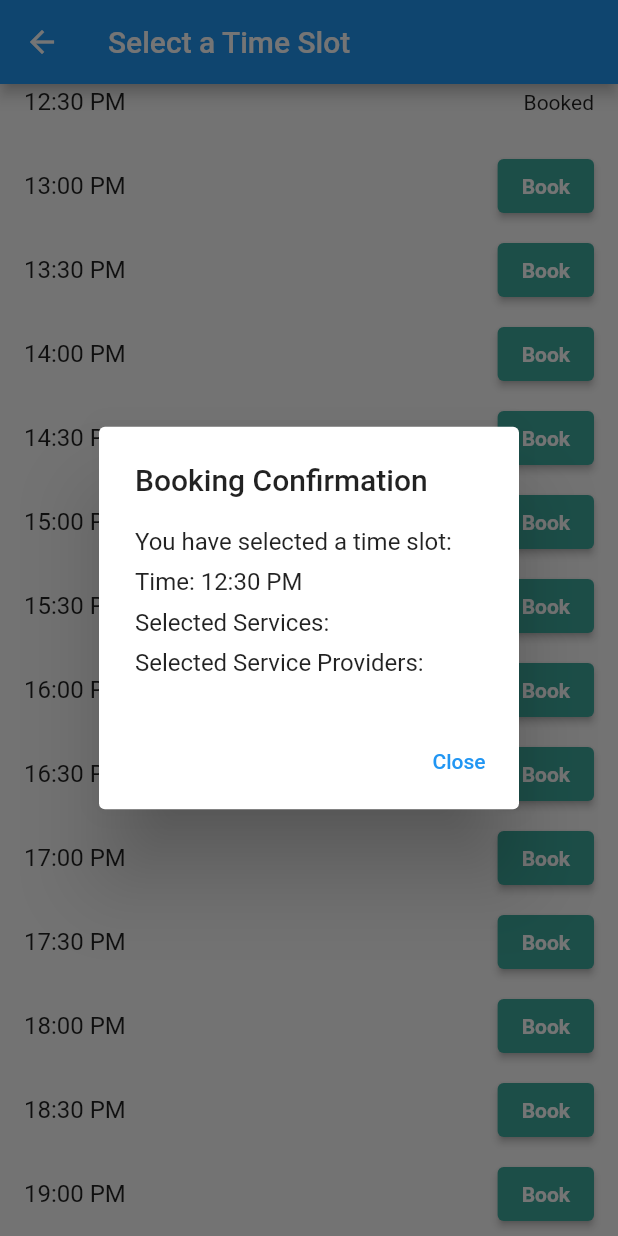
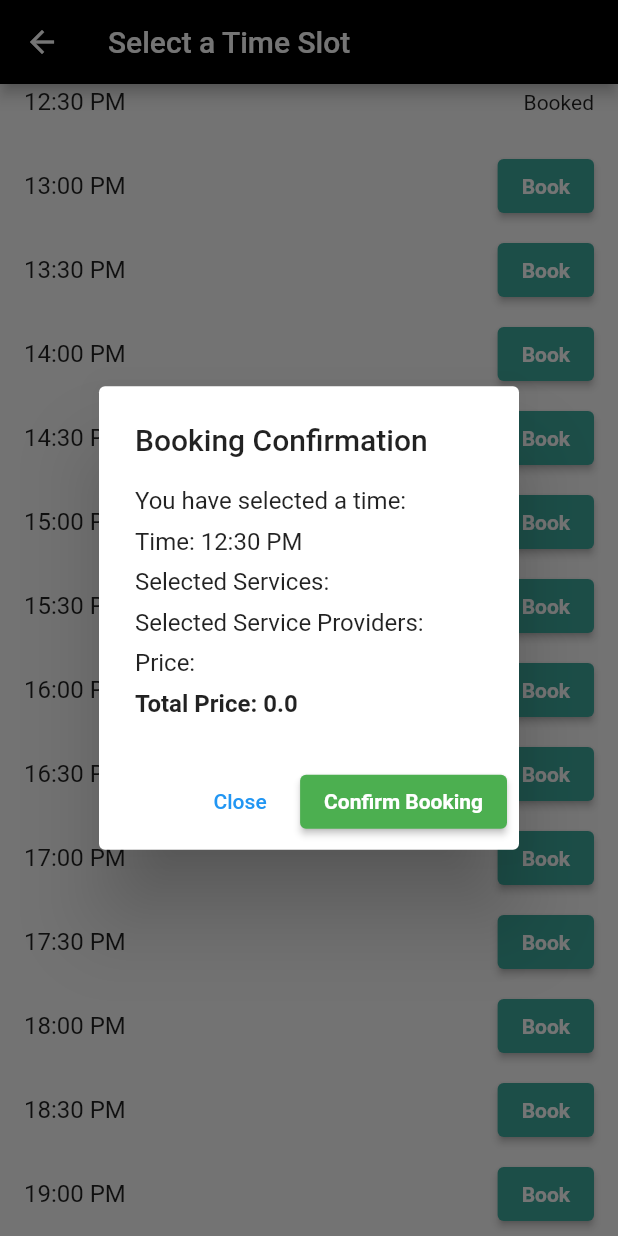
Before and after one commit to Sudesh-Maharjan/SwiftStyle-Version-2, a Flutter app: the TimeSlotPage screen opened directly with empty values, scrolled down 296 dp, after a tap on "Book", on a phone screen of 412 x 824 dp. Run offline on Flutter 3.47's test engine with Material 2 defaults, Android fonts, the phone set to English and light mode, and no system bars; our stand-ins replace cloud_firestore, firebase_auth, firebase_core, flutter_svg; accounts and stored records are empty; network calls fail.

Commit message:
Service price totalling and book confirmation

```diff
--- a/lib/Hairpage/hair.dart
+++ b/lib/Hairpage/hair.dart
@@ -282,4 +282,10 @@ class ServiceProvider {
     this.isSelected = false,
     required this.price,
   });
+
+  get serviceProvider => null;
+
+  get serviceName => null;
+
+  get services => null;
 }
--- a/lib/Hairpage/timeslotpage.dart
+++ b/lib/Hairpage/timeslotpage.dart
@@ -63,6 +63,7 @@ class _TimeSlotPageState extends State<TimeSlotPage> {
   Widget build(BuildContext context) {
     return Scaffold(
       appBar: AppBar(
+        backgroundColor: Colors.black,
         title: Text('Select a Time Slot'),
       ),
       body: ListView.builder(
@@ -119,17 +120,37 @@ class _TimeSlotPageState extends State<TimeSlotPage> {
     );
   }
 
+//function to calculate total price of the selected service
+  // double calculateTotalPrice() {
+  //   double totalPrice = 0;
+  //   for (var selectedServiceName in widget.selectedServices) {
+  //     for (var provider in widget.selectedProviders) {
+  //       if (serviceName == selectedServiceName) {
+  //         totalPrice += provider.price;
+  //       }
+  //     }
+  //   }
+  //   return totalPrice;
+  // }
+  bool isBookingConfirmed = false; // Track booking confirmation status
   void showConfirmationDialog(TimeSlot timeSlot) {
+    // double totalPrice = calculateTotalPrice();
+
     showDialog(
       context: context,
       builder: (context) {
+        // Calculate the total price
+        double totalPrice = 0.0;
+        for (var pricee in widget.selectedProviders) {
+          totalPrice += pricee.price;
+        }
         return AlertDialog(
           title: Text('Booking Confirmation'),
           content: Column(
             crossAxisAlignment: CrossAxisAlignment.start,
             mainAxisSize: MainAxisSize.min,
             children: [
-              Text('You have selected a time slot:'),
+              Text('You have selected a time:'),
               SizedBox(height: 8),
               Text('Time: ${timeSlot.time}'),
               SizedBox(height: 8),
@@ -144,6 +165,21 @@ class _TimeSlotPageState extends State<TimeSlotPage> {
                 SizedBox(height: 4),
                 Text('- ${provider.name}'),
               ],
+              SizedBox(
+                height: 8,
+              ),
+              Text('Price:'),
+              for (var pricee in widget.selectedProviders) ...[
+                Text('- ${pricee.price}'),
+              ],
+              SizedBox(
+                height: 8,
+              ),
+              Text(
+                'Total Price: $totalPrice',
+                style: const TextStyle(fontWeight: FontWeight.bold),
+              ),
+              //Total price
             ],
           ),
           actions: [
@@ -153,6 +189,31 @@ class _TimeSlotPageState extends State<TimeSlotPage> {
               },
               child: Text('Close'),
             ),
+            ElevatedButton(
+              onPressed: isBookingConfirmed
+                  ? null
+                  : () {
+                      // Handle booking confirmation logic here
+                      // Mark the time slot as booked and assign the service provider
+                      setState(() {
+                        timeSlot.isBooked = true;
+                        timeSlot.serviceProvider =
+                            getAvailableServiceProvider();
+                        isBookingConfirmed = true;
+                      });
+                      Navigator.pop(context); // Close the dialog
+                    },
+              style: ElevatedButton.styleFrom(
+                // Customize the button style
+                backgroundColor: Colors.green, // Change the button color
+                textStyle: TextStyle(
+                  fontWeight: FontWeight.bold,
+                ),
+              ),
+              child: Text(
+                isBookingConfirmed ? 'Booking Confirmed' : 'Confirm Booking',
+              ), // Button label
+            ),
           ],
         );
       },
```
